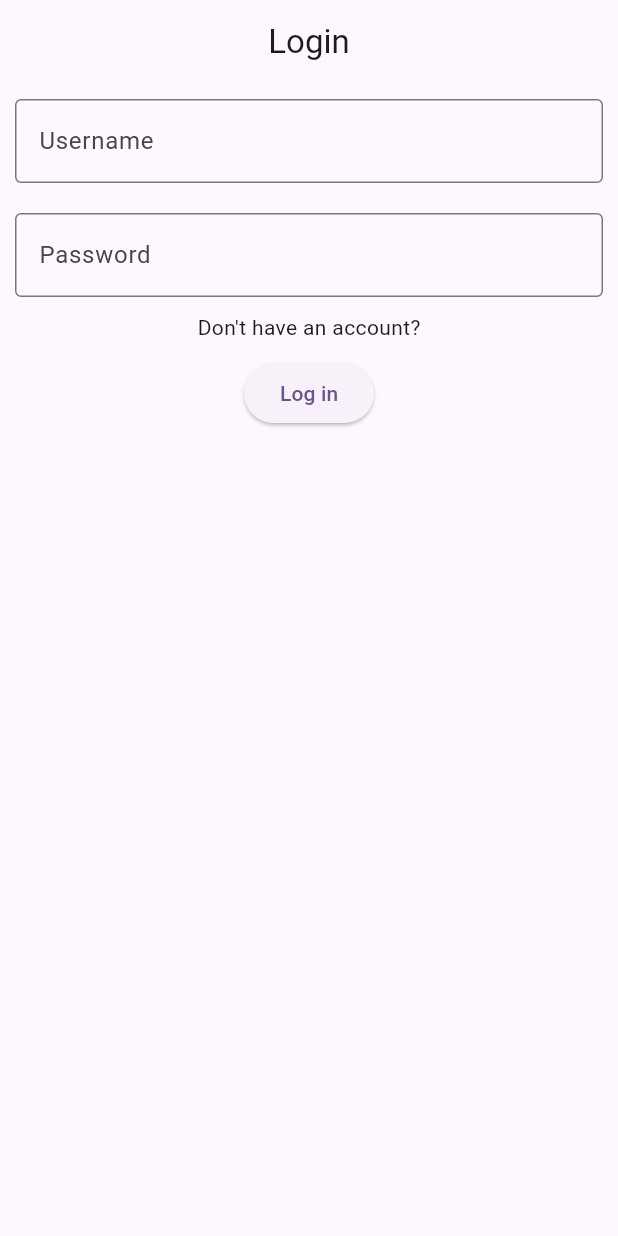
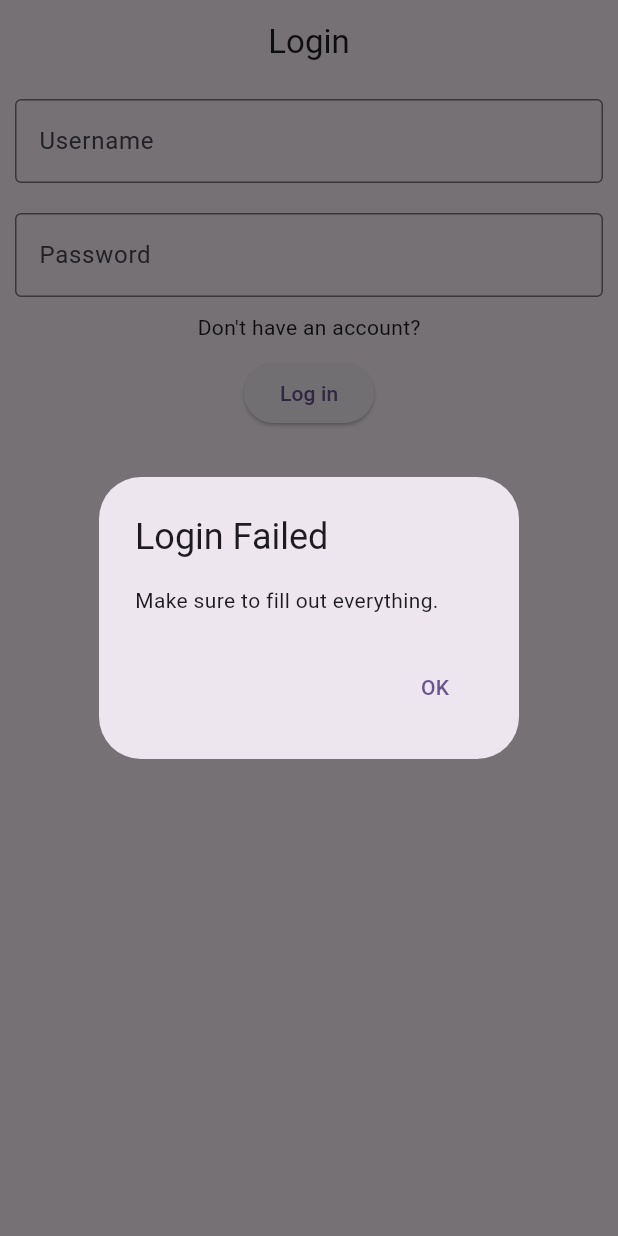
Before and after one commit to tristan-gajsek/Project-Mobile-App, a Flutter app: the screen it shows after launch, after a tap on "Log in", on a phone screen of 412 x 824 dp. Run offline on Flutter 3.47's test engine with Material 3 defaults, Android fonts, the phone set to English and light mode, and no system bars; our stand-ins replace flutter_map, geolocator, latlong2, permission_handler; missing offline and left inert: catppuccin_flutter, flutter_sound, mqtt_client.

Commit message:
PROJECT-92 Add some input sanitization

```diff
--- a/lib/screens/authentication/login.dart
+++ b/lib/screens/authentication/login.dart
@@ -53,6 +53,17 @@ class _LoginScreenState extends State<LoginScreen> {
           CustomButton(
             text: "Log in",
             onPressed: () async {
+              if (usernameController.text.isEmpty ||
+                  passwordController.text.isEmpty) {
+                showCustomDialog(
+                  context,
+                  "Login Failed",
+                  "Make sure to fill out everything.",
+                  "OK",
+                );
+                return;
+              }
+
               var sharedState = Provider.of<SharedState>(
                 context,
                 listen: false,
--- a/lib/screens/authentication/registration.dart
+++ b/lib/screens/authentication/registration.dart
@@ -63,6 +63,29 @@ class _RegisterScreenState extends State<RegisterScreen> {
           CustomButton(
             text: "Register",
             onPressed: () async {
+              if (emailController.text.isEmpty ||
+                  usernameController.text.isEmpty ||
+                  passwordController.text.isEmpty) {
+                showCustomDialog(
+                  context,
+                  "Registration Failed",
+                  "Make sure to fill out everything.",
+                  "OK",
+                );
+                return;
+              }
+
+              final emailRegex = RegExp(r"^[\w-]+@([\w-]+\.)+[\w-]{2,4}$");
+              if (!emailRegex.hasMatch(emailController.text)) {
+                showCustomDialog(
+                  context,
+                  "Registration Failed",
+                  "Make sure your email is valid.",
+                  "OK",
+                );
+                return;
+              }
+
               var sharedState = Provider.of<SharedState>(
                 context,
                 listen: false,
```
